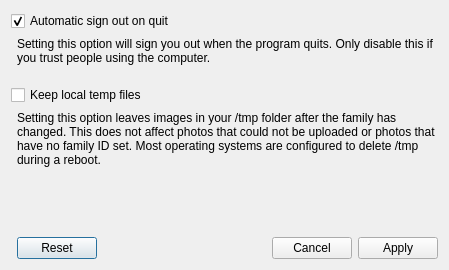
The window that forms/settingsdialog.ui (josh23french/photo-upload-inator) describes before a commit, drawn with Qt 5.
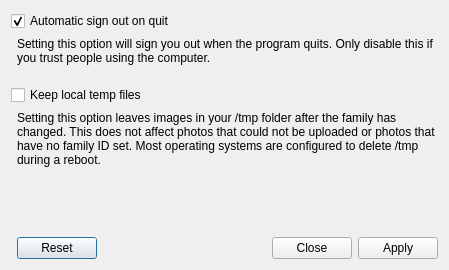
The same window after the commit.

Commit message: Changed cancel to close.

```diff
--- a/forms/settingsdialog.ui
+++ b/forms/settingsdialog.ui
@@ -69,7 +69,7 @@
       <enum>Qt::Horizontal</enum>
      </property>
      <property name="standardButtons">
-      <set>QDialogButtonBox::Apply|QDialogButtonBox::Cancel|QDialogButtonBox::Reset</set>
+      <set>QDialogButtonBox::Apply|QDialogButtonBox::Close|QDialogButtonBox::Reset</set>
      </property>
      <property name="centerButtons">
       <bool>false</bool>
```
The commit also changes 1 other file.
